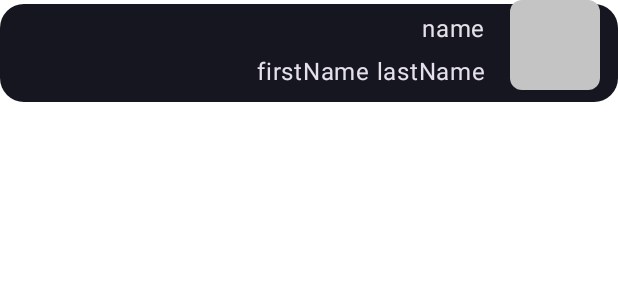
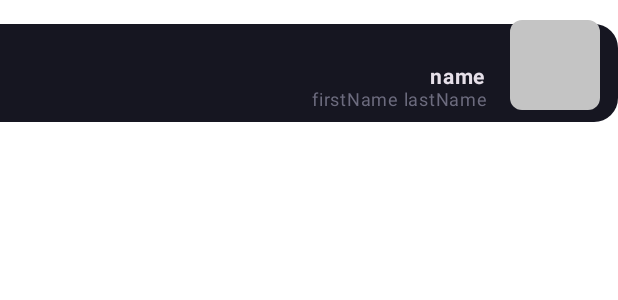
Before and after one commit to victorraft/CSTV_Challenge, an Android app built with Jetpack Compose: the @Preview function PlayerLeftSidePreview, on a phone screen of 412 x 824 dp. Shown: the top 300 px of the screen. Run offline under Robolectric (Android 15) with nearby library versions, the phone set to English and light mode, and no system bars; our stand-ins replace constraintlayout-compose; network calls fail; pictures from the network do not load; Roboto replaces fonts that are not available here.

Commit message:
Adjusting styles and sizes

```diff
--- a/app/src/main/java/com/vron/cstv/match_details/ui/compose/TeamPlayer.kt
+++ b/app/src/main/java/com/vron/cstv/match_details/ui/compose/TeamPlayer.kt
@@ -2,18 +2,23 @@ package com.vron.cstv.match_details.ui.compose
 
 import androidx.compose.foundation.layout.fillMaxWidth
 import androidx.compose.foundation.layout.size
+import androidx.compose.foundation.shape.RoundedCornerShape
 import androidx.compose.material3.MaterialTheme
 import androidx.compose.material3.Surface
 import androidx.compose.material3.Text
 import androidx.compose.runtime.Composable
 import androidx.compose.ui.Modifier
 import androidx.compose.ui.draw.clip
+import androidx.compose.ui.graphics.Color
 import androidx.compose.ui.graphics.painter.ColorPainter
 import androidx.compose.ui.layout.ContentScale
 import androidx.compose.ui.res.dimensionResource
 import androidx.compose.ui.res.stringResource
+import androidx.compose.ui.text.font.FontWeight
+import androidx.compose.ui.text.style.TextAlign
 import androidx.compose.ui.tooling.preview.Preview
 import androidx.compose.ui.unit.dp
+import androidx.compose.ui.unit.sp
 import androidx.constraintlayout.compose.ConstraintLayout
 import androidx.constraintlayout.compose.Dimension
 import coil.compose.AsyncImage
@@ -21,9 +26,22 @@ import com.vron.cstv.R
 import com.vron.cstv.common.domain.fakes.buildFakePlayer
 import com.vron.cstv.common.domain.model.Player
 import com.vron.cstv.common.ui.compose.theme.CSTVTheme
-import com.vron.cstv.common.ui.compose.theme.CardShape
 import com.vron.cstv.common.ui.compose.theme.Gray
 import com.vron.cstv.common.ui.compose.theme.PlayerPictureShape
+
+private val LeftSidePlayerShape = RoundedCornerShape(
+    topStart = 0.dp,
+    topEnd = 16.dp,
+    bottomEnd = 16.dp,
+    bottomStart = 0.dp
+)
+
+private val RightSidePlayerShape = RoundedCornerShape(
+    topStart = 16.dp,
+    topEnd = 0.dp,
+    bottomEnd = 0.dp,
+    bottomStart = 16.dp
+)
 
 @Composable
 fun TeamPlayer(
@@ -39,9 +57,9 @@ fun TeamPlayer(
         val topMargin = dimensionResource(id = R.dimen.player_background_offset_top)
         Surface(
             color = MaterialTheme.colorScheme.primary,
-            shape = CardShape,
+            shape = if (isLeftSidePlayer) LeftSidePlayerShape else RightSidePlayerShape,
             modifier = Modifier.constrainAs(background) {
-                top.linkTo(parent.top, margin = topMargin)
+                top.linkTo(playerPicture.top, margin = topMargin)
                 bottom.linkTo(parent.bottom)
                 start.linkTo(parent.start)
                 end.linkTo(parent.end)
@@ -59,7 +77,6 @@ fun TeamPlayer(
                 .constrainAs(playerPicture) {
                     bottom.linkTo(background.bottom, pictureMarginBottom)
                     top.linkTo(parent.top, pictureMarginTop)
-                    top.linkTo(parent.top)
 
                     if (isLeftSidePlayer) {
                         end.linkTo(background.end, pictureMarginEnd)
@@ -73,34 +90,39 @@ fun TeamPlayer(
         Text(
             text = player.name,
             color = MaterialTheme.colorScheme.onSurface,
+            fontSize = 14.sp,
+            fontWeight = FontWeight.Bold,
+            lineHeight = 16.sp,
             modifier = Modifier.constrainAs(playerNickname) {
-                width = Dimension.fillToConstraints
+                width = Dimension.preferredWrapContent
                 height = Dimension.wrapContent
 
-                bottom.linkTo(playerName.top)
-                top.linkTo(background.top)
+                linkTo(background.top, playerName.top, bias = 1f)
 
                 if (isLeftSidePlayer) {
-                    end.linkTo(playerPicture.start, margin = margin)
+                    linkTo(background.start, playerPicture.start, endMargin = margin, bias = 1f)
                 } else {
-                    start.linkTo(playerPicture.end, margin = margin)
+                    linkTo(playerPicture.end, background.end, startMargin = margin, bias = 0f)
                 }
             }
         )
 
         Text(
             text = "${player.firstName.trim()} ${player.lastName.trim()}",
-            color = MaterialTheme.colorScheme.onSurface,
+            color = Color(0xFF6C6B7E),
+            fontSize = 12.sp,
+            lineHeight = 14.sp,
+            textAlign = if (isLeftSidePlayer) TextAlign.End else TextAlign.Start,
             modifier = Modifier.constrainAs(playerName) {
-                width = Dimension.fillToConstraints
+                width = Dimension.preferredWrapContent
                 height = Dimension.wrapContent
 
                 bottom.linkTo(playerPicture.bottom)
 
                 if (isLeftSidePlayer) {
-                    end.linkTo(playerPicture.start, margin = margin)
+                    linkTo(background.start, playerPicture.start, startMargin = margin, endMargin = margin, bias = 1f)
                 } else {
-                    start.linkTo(playerPicture.end, margin = margin)
+                    linkTo(playerPicture.end, background.end, startMargin = margin, endMargin = margin, bias = 0f)
                 }
             }
         )
```
